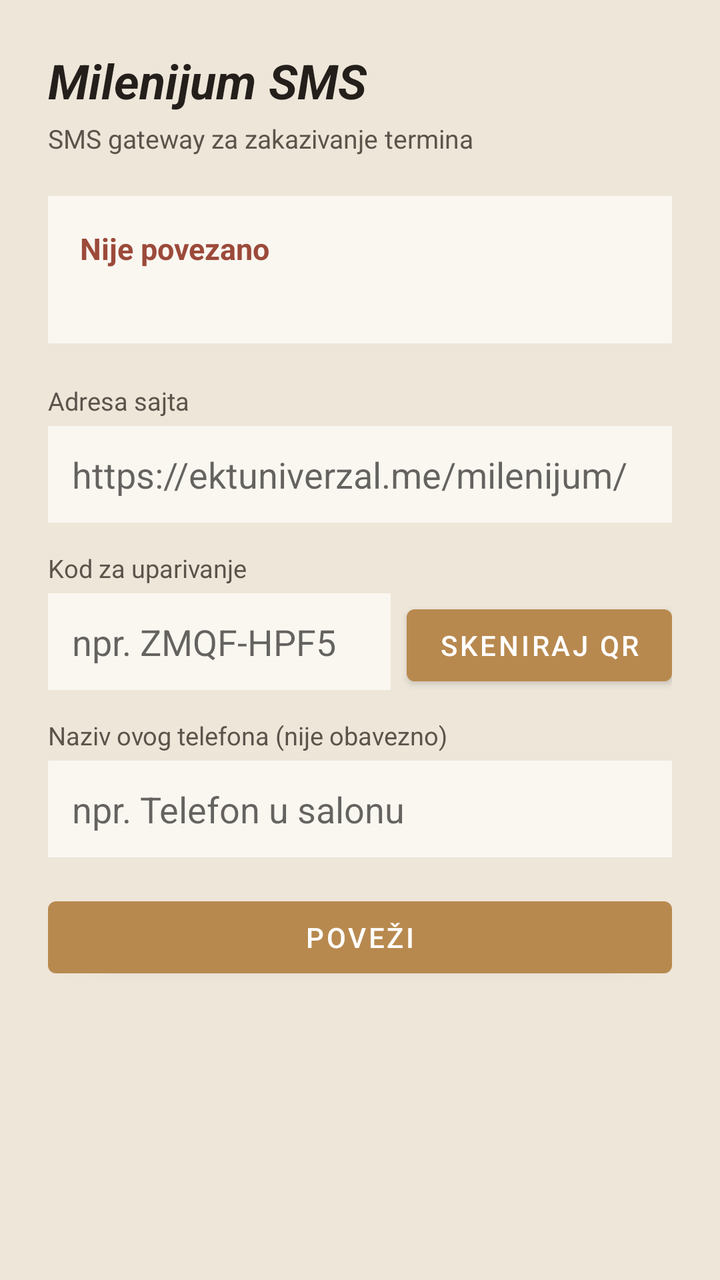
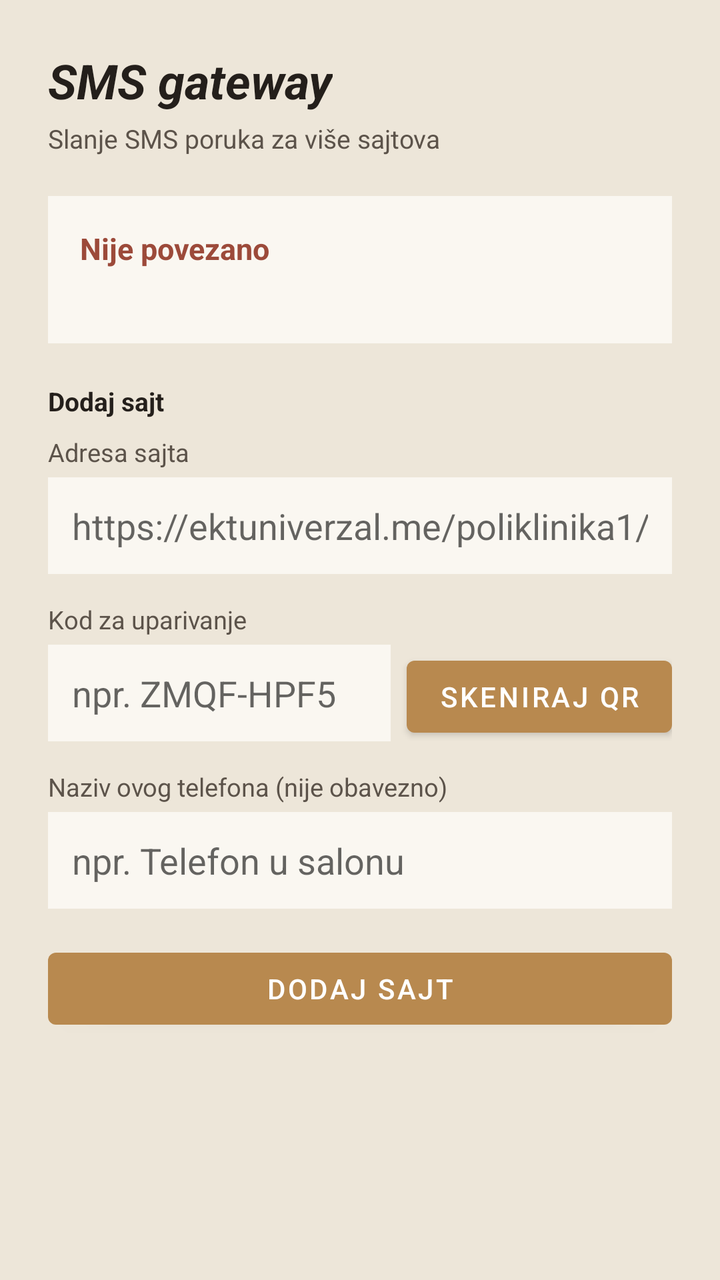

Screens rendered from an Android XML layout before and after an edit, with the pre-edit source and the edit as a unified diff.
<!-- AndroidManifest.xml: application theme Theme.MilenijumSms -->
<!-- res/layout/activity_main.xml -->
<?xml version="1.0" encoding="utf-8"?>
<ScrollView xmlns:android="http://schemas.android.com/apk/res/android"
    android:layout_width="match_parent"
    android:layout_height="match_parent"
    android:fillViewport="true">

    <LinearLayout
        android:layout_width="match_parent"
        android:layout_height="wrap_content"
        android:orientation="vertical"
        android:padding="24dp">

        <TextView
            android:layout_width="wrap_content"
            android:layout_height="wrap_content"
            android:text="Milenijum SMS"
            android:textSize="24sp"
            android:textStyle="bold|italic"
            android:textColor="@color/ink"
            android:layout_marginBottom="4dp" />

        <TextView
            android:layout_width="wrap_content"
            android:layout_height="wrap_content"
            android:text="SMS gateway za zakazivanje termina"
            android:textSize="13sp"
            android:textColor="@color/ink_soft"
            android:layout_marginBottom="20dp" />

        
        <LinearLayout
            android:id="@+id/statusCard"
            android:layout_width="match_parent"
            android:layout_height="wrap_content"
            android:orientation="vertical"
            android:background="@color/surface"
            android:padding="16dp"
            android:layout_marginBottom="20dp">

            <TextView
                android:id="@+id/statusText"
                android:layout_width="match_parent"
                android:layout_height="wrap_content"
                android:text="Nije povezano"
                android:textSize="15sp"
                android:textStyle="bold"
                android:textColor="@color/danger" />

            <TextView
                android:id="@+id/statusDetail"
                android:layout_width="match_parent"
                android:layout_height="wrap_content"
                android:text=""
                android:textSize="12.5sp"
                android:textColor="@color/ink_soft"
                android:layout_marginTop="4dp" />

        </LinearLayout>

        
        <LinearLayout
            android:id="@+id/connectForm"
            android:layout_width="match_parent"
            android:layout_height="wrap_content"
            android:orientation="vertical">

            <TextView
                android:layout_width="wrap_content"
                android:layout_height="wrap_content"
                android:text="Adresa sajta"
                android:textSize="12.5sp"
                android:textColor="@color/ink_soft"
                android:layout_marginBottom="4dp" />

            <EditText
                android:id="@+id/inputSiteUrl"
                android:layout_width="match_parent"
                android:layout_height="wrap_content"
                android:hint="https://ektuniverzal.me/milenijum/"
                android:inputType="textUri"
                android:background="@color/surface"
                android:padding="12dp"
                android:layout_marginBottom="14dp" />

            <TextView
                android:layout_width="wrap_content"
                android:layout_height="wrap_content"
                android:text="Kod za uparivanje"
                android:textSize="12.5sp"
                android:textColor="@color/ink_soft"
                android:layout_marginBottom="4dp" />

            <LinearLayout
                android:layout_width="match_parent"
                android:layout_height="wrap_content"
                android:orientation="horizontal"
                android:layout_marginBottom="14dp">

                <EditText
                    android:id="@+id/inputPairingCode"
                    android:layout_width="0dp"
                    android:layout_height="wrap_content"
                    android:layout_weight="1"
                    android:hint="npr. ZMQF-HPF5"
                    android:inputType="textCapCharacters"
                    android:background="@color/surface"
                    android:padding="12dp" />

                <Button
                    android:id="@+id/btnScanQr"
                    android:layout_width="wrap_content"
                    android:layout_height="wrap_content"
                    android:text="Skeniraj QR"
                    android:layout_marginStart="8dp" />

            </LinearLayout>

            <TextView
                android:layout_width="wrap_content"
                android:layout_height="wrap_content"
                android:text="Naziv ovog telefona (nije obavezno)"
                android:textSize="12.5sp"
                android:textColor="@color/ink_soft"
                android:layout_marginBottom="4dp" />

            <EditText
                android:id="@+id/inputDeviceName"
                android:layout_width="match_parent"
                android:layout_height="wrap_content"
                android:hint="npr. Telefon u salonu"
                android:background="@color/surface"
                android:padding="12dp"
                android:layout_marginBottom="16dp" />

            <Button
                android:id="@+id/btnConnect"
                android:layout_width="match_parent"
                android:layout_height="wrap_content"
                android:text="Poveži" />

        </LinearLayout>

        
        <LinearLayout
            android:id="@+id/connectedActions"
            android:layout_width="match_parent"
            android:layout_height="wrap_content"
            android:orientation="vertical"
            android:visibility="gone">

            <Button
                android:id="@+id/btnTestConnection"
                android:layout_width="match_parent"
                android:layout_height="wrap_content"
                android:text="Testiraj vezu"
                android:layout_marginBottom="10dp" />

            <Button
                android:id="@+id/btnDisconnect"
                android:layout_width="match_parent"
                android:layout_height="wrap_content"
                android:text="Odspoji ovaj telefon"
                android:backgroundTint="@color/danger" />

        </LinearLayout>

        <TextView
            android:id="@+id/logText"
            android:layout_width="match_parent"
            android:layout_height="wrap_content"
            android:text=""
            android:textSize="11.5sp"
            android:textColor="@color/ink_soft"
            android:fontFamily="monospace"
            android:layout_marginTop="20dp" />

    </LinearLayout>

</ScrollView>
<!-- resources referenced by this layout -->
<resources>
  <color name="danger">#9C4A3A</color>
  <color name="ink">#241F1B</color>
  <color name="ink_soft">#5C534A</color>
  <color name="surface">#FAF7F1</color>
  <style name="Theme.MilenijumSms" parent="Theme.MaterialComponents.DayNight.NoActionBar">
          <item name="colorPrimary">@color/brass</item>
          <item name="colorPrimaryDark">@color/charcoal</item>
          <item name="colorAccent">@color/brass</item>
          <item name="android:windowBackground">@color/bg</item>
      </style>
  <color name="brass">#B8894F</color>
  <color name="charcoal">#201C1A</color>
  <color name="bg">#EDE6D9</color>
</resources>

<!-- the commit's change to res/layout/activity_main.xml (unified diff, before → after) -->
@@ -13,7 +13,7 @@
         <TextView
             android:layout_width="wrap_content"
             android:layout_height="wrap_content"
-            android:text="Milenijum SMS"
+            android:text="SMS gateway"
             android:textSize="24sp"
             android:textStyle="bold|italic"
             android:textColor="@color/ink"
@@ -22,7 +22,7 @@
         <TextView
             android:layout_width="wrap_content"
             android:layout_height="wrap_content"
-            android:text="SMS gateway za zakazivanje termina"
+            android:text="Slanje SMS poruka za više sajtova"
             android:textSize="13sp"
             android:textColor="@color/ink_soft"
             android:layout_marginBottom="20dp" />
@@ -59,10 +59,51 @@
 
         
         <LinearLayout
+            android:id="@+id/connectedActions"
+            android:layout_width="match_parent"
+            android:layout_height="wrap_content"
+            android:orientation="vertical"
+            android:visibility="gone">
+
+            <TextView
+                android:layout_width="wrap_content"
+                android:layout_height="wrap_content"
+                android:text="Upareni sajtovi"
+                android:textSize="13sp"
+                android:textStyle="bold"
+                android:textColor="@color/ink"
+                android:layout_marginBottom="8dp" />
+
+            <LinearLayout
+                android:id="@+id/sitesList"
+                android:layout_width="match_parent"
+                android:layout_height="wrap_content"
+                android:orientation="vertical" />
+
+            <Button
+                android:id="@+id/btnTestConnection"
+                android:layout_width="match_parent"
+                android:layout_height="wrap_content"
+                android:text="Testiraj vezu sa svim sajtovima"
+                android:layout_marginBottom="20dp" />
+
+        </LinearLayout>
+
+        
+        <LinearLayout
             android:id="@+id/connectForm"
             android:layout_width="match_parent"
             android:layout_height="wrap_content"
             android:orientation="vertical">
+
+            <TextView
+                android:layout_width="wrap_content"
+                android:layout_height="wrap_content"
+                android:text="Dodaj sajt"
+                android:textSize="13sp"
+                android:textStyle="bold"
+                android:textColor="@color/ink"
+                android:layout_marginBottom="8dp" />
 
             <TextView
                 android:layout_width="wrap_content"
@@ -76,7 +117,7 @@
                 android:id="@+id/inputSiteUrl"
                 android:layout_width="match_parent"
                 android:layout_height="wrap_content"
-                android:hint="https://ektuniverzal.me/milenijum/"
+                android:hint="https://ektuniverzal.me/poliklinika1/"
                 android:inputType="textUri"
                 android:background="@color/surface"
                 android:padding="12dp"
@@ -136,31 +177,7 @@
                 android:id="@+id/btnConnect"
                 android:layout_width="match_parent"
                 android:layout_height="wrap_content"
-                android:text="Poveži" />
-
-        </LinearLayout>
-
-        
-        <LinearLayout
-            android:id="@+id/connectedActions"
-            android:layout_width="match_parent"
-            android:layout_height="wrap_content"
-            android:orientation="vertical"
-            android:visibility="gone">
-
-            <Button
-                android:id="@+id/btnTestConnection"
-                android:layout_width="match_parent"
-                android:layout_height="wrap_content"
-                android:text="Testiraj vezu"
-                android:layout_marginBottom="10dp" />
-
-            <Button
-                android:id="@+id/btnDisconnect"
-                android:layout_width="match_parent"
-                android:layout_height="wrap_content"
-                android:text="Odspoji ovaj telefon"
-                android:backgroundTint="@color/danger" />
+                android:text="Dodaj sajt" />
 
         </LinearLayout>
 
